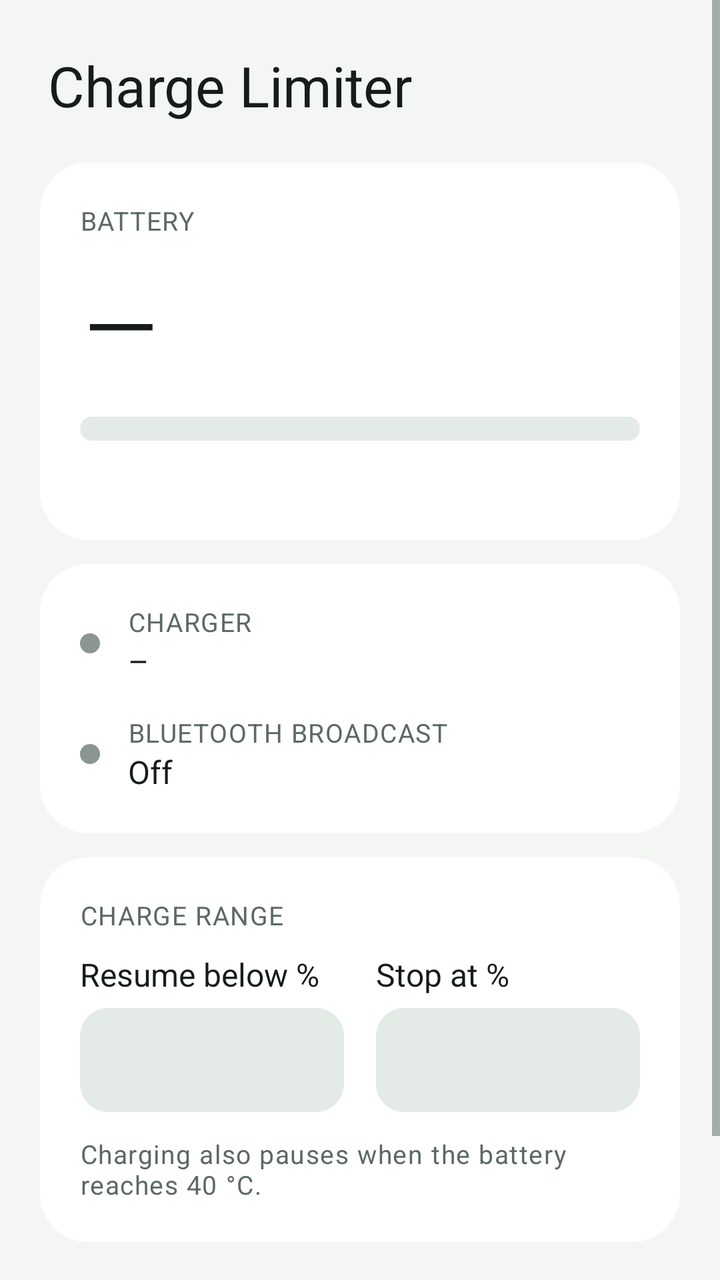
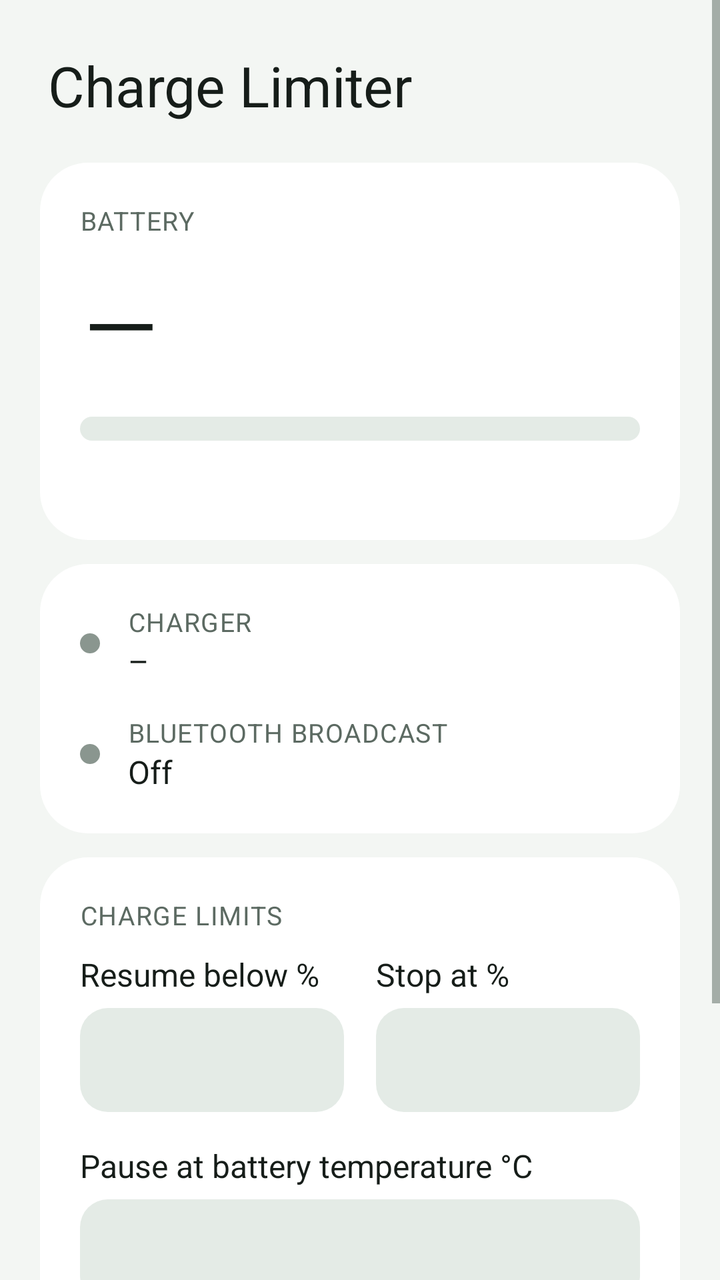

Two renders of the same Android screen: before a commit and after it. Below are the layout's source before the change and the commit's diff.
<!-- AndroidManifest.xml: application theme Theme.App -->
<!-- res/layout/main.xml -->
<?xml version="1.0" encoding="utf-8"?>
<FrameLayout xmlns:android="http://schemas.android.com/apk/res/android"
    android:layout_width="match_parent"
    android:layout_height="match_parent"
    android:fitsSystemWindows="true">

    <ScrollView
        android:layout_width="match_parent"
        android:layout_height="match_parent"
        android:fillViewport="true">

        <LinearLayout
            android:layout_width="match_parent"
            android:layout_height="wrap_content"
            android:orientation="vertical"
            android:paddingStart="20dp"
            android:paddingTop="24dp"
            android:paddingEnd="20dp"
            android:paddingBottom="24dp">

            <TextView
                android:layout_width="wrap_content"
                android:layout_height="wrap_content"
                android:layout_marginStart="4dp"
                android:layout_marginBottom="20dp"
                android:text="@string/app_name"
                android:textColor="@color/on_surface"
                android:textSize="28sp" />

            <LinearLayout style="@style/Card">

                <TextView
                    style="@style/Label"
                    android:layout_width="wrap_content"
                    android:layout_height="wrap_content"
                    android:text="@string/label_battery" />

                <TextView
                    android:id="@+id/battery"
                    android:layout_width="wrap_content"
                    android:layout_height="wrap_content"
                    android:fontFamily="sans-serif-light"
                    android:text="@string/unknown"
                    android:textColor="@color/on_surface"
                    android:textSize="64sp" />

                <ProgressBar
                    android:id="@+id/levelBar"
                    style="@android:style/Widget.ProgressBar.Horizontal"
                    android:layout_width="match_parent"
                    android:layout_height="12dp"
                    android:layout_marginTop="4dp"
                    android:max="100"
                    android:progressDrawable="@drawable/level_bar" />

                <TextView
                    android:id="@+id/batteryDetail"
                    style="@style/Label"
                    android:layout_width="wrap_content"
                    android:layout_height="wrap_content"
                    android:layout_marginTop="12dp" />
            </LinearLayout>

            <LinearLayout style="@style/Card">

                <LinearLayout
                    android:layout_width="match_parent"
                    android:layout_height="wrap_content"
                    android:gravity="center_vertical"
                    android:orientation="horizontal">

                    <View
                        android:id="@+id/wantedDot"
                        android:layout_width="10dp"
                        android:layout_height="10dp"
                        android:layout_marginEnd="14dp"
                        android:background="@drawable/dot" />

                    <LinearLayout
                        android:layout_width="0dp"
                        android:layout_height="wrap_content"
                        android:layout_weight="1"
                        android:orientation="vertical">

                        <TextView
                            style="@style/Label"
                            android:layout_width="wrap_content"
                            android:layout_height="wrap_content"
                            android:text="@string/label_charger" />

                        <TextView
                            android:id="@+id/wanted"
                            style="@style/Value"
                            android:layout_width="wrap_content"
                            android:layout_height="wrap_content"
                            android:text="@string/unknown" />
                    </LinearLayout>
                </LinearLayout>

                <LinearLayout
                    android:layout_width="match_parent"
                    android:layout_height="wrap_content"
                    android:layout_marginTop="16dp"
                    android:gravity="center_vertical"
                    android:orientation="horizontal">

                    <View
                        android:id="@+id/broadcastDot"
                        android:layout_width="10dp"
                        android:layout_height="10dp"
                        android:layout_marginEnd="14dp"
                        android:background="@drawable/dot" />

                    <LinearLayout
                        android:layout_width="0dp"
                        android:layout_height="wrap_content"
                        android:layout_weight="1"
                        android:orientation="vertical">

                        <TextView
                            style="@style/Label"
                            android:layout_width="wrap_content"
                            android:layout_height="wrap_content"
                            android:text="@string/label_broadcast" />

                        <TextView
                            android:id="@+id/broadcasting"
                            style="@style/Value"
                            android:layout_width="wrap_content"
                            android:layout_height="wrap_content"
                            android:text="@string/broadcast_off" />
                    </LinearLayout>
                </LinearLayout>
            </LinearLayout>

            <LinearLayout style="@style/Card">

                <TextView
                    style="@style/Label"
                    android:layout_width="wrap_content"
                    android:layout_height="wrap_content"
                    android:layout_marginBottom="10dp"
                    android:text="@string/label_range" />

                <LinearLayout
                    android:layout_width="match_parent"
                    android:layout_height="wrap_content"
                    android:baselineAligned="false"
                    android:orientation="horizontal">

                    <LinearLayout
                        android:layout_width="0dp"
                        android:layout_height="wrap_content"
                        android:layout_marginEnd="8dp"
                        android:layout_weight="1"
                        android:orientation="vertical">

                        <TextView
                            style="@style/Value"
                            android:layout_width="wrap_content"
                            android:layout_height="wrap_content"
                            android:labelFor="@+id/low"
                            android:text="@string/resume_below" />

                        <EditText
                            android:id="@+id/low"
                            style="@style/LimitField" />
                    </LinearLayout>

                    <LinearLayout
                        android:layout_width="0dp"
                        android:layout_height="wrap_content"
                        android:layout_marginStart="8dp"
                        android:layout_weight="1"
                        android:orientation="vertical">

                        <TextView
                            style="@style/Value"
                            android:layout_width="wrap_content"
                            android:layout_height="wrap_content"
                            android:labelFor="@+id/high"
                            android:text="@string/stop_at" />

                        <EditText
                            android:id="@+id/high"
                            style="@style/LimitField" />
                    </LinearLayout>
                </LinearLayout>

                <TextView
                    style="@style/Label"
                    android:layout_width="wrap_content"
                    android:layout_height="wrap_content"
                    android:layout_marginTop="12dp"
                    android:text="@string/heat_note" />
            </LinearLayout>

            <Button
                android:id="@+id/toggle"
                android:layout_width="match_parent"
                android:layout_height="56dp"
                android:layout_marginTop="8dp"
                android:background="@drawable/button_primary"
                android:stateListAnimator="@null"
                android:text="@string/start"
                android:textAllCaps="false"
                android:textColor="@color/on_accent"
                android:textSize="17sp" />
        </LinearLayout>
    </ScrollView>
</FrameLayout>
<!-- resources referenced by this layout -->
<resources>
  <color name="on_accent">#FFFFFF</color>
  <color name="on_surface">#161D19</color>
  <!-- drawable button_primary (drawable) -->
  <?xml version="1.0" encoding="utf-8"?>
  <ripple xmlns:android="http://schemas.android.com/apk/res/android" android:color="#33FFFFFF">
      <item>
          <shape android:shape="rectangle">
              <solid android:color="@color/accent" />
              <corners android:radius="28dp" />
          </shape>
      </item>
  </ripple>
  <!-- drawable dot (drawable) -->
  <?xml version="1.0" encoding="utf-8"?>
  <shape xmlns:android="http://schemas.android.com/apk/res/android" android:shape="oval">
      <solid android:color="@color/status_off" />
  </shape>
  <string name="app_name">Charge Limiter</string>
  <string name="broadcast_off">Off</string>
  <string name="heat_note">Charging also pauses when the battery reaches 40 °C.</string>
  <string name="label_battery">BATTERY</string>
  <string name="label_broadcast">BLUETOOTH BROADCAST</string>
  <string name="label_charger">CHARGER</string>
  <string name="label_range">CHARGE RANGE</string>
  <string name="resume_below">Resume below %</string>
  <string name="start">Start</string>
  <string name="stop_at">Stop at %</string>
  <string name="unknown">–</string>
  <style name="Card">
          <item name="android:layout_width">match_parent</item>
          <item name="android:layout_height">wrap_content</item>
          <item name="android:layout_marginBottom">12dp</item>
          <item name="android:background">@drawable/card</item>
          <item name="android:orientation">vertical</item>
          <item name="android:padding">20dp</item>
      </style>
  <style name="Label">
          <item name="android:textSize">13sp</item>
          <item name="android:textColor">@color/on_surface_muted</item>
          <item name="android:letterSpacing">0.04</item>
      </style>
  <style name="LimitField">
          <item name="android:layout_width">match_parent</item>
          <item name="android:layout_height">52dp</item>
          <item name="android:layout_marginTop">6dp</item>
          <item name="android:background">@drawable/field</item>
          <item name="android:paddingStart">16dp</item>
          <item name="android:paddingEnd">16dp</item>
          <item name="android:inputType">number</item>
          <item name="android:maxLength">3</item>
          <item name="android:textSize">20sp</item>
          <item name="android:textColor">@color/on_surface</item>
          <item name="android:importantForAutofill">no</item>
      </style>
  <style name="Value">
          <item name="android:textSize">16sp</item>
          <item name="android:textColor">@color/on_surface</item>
      </style>
  <color name="accent">#2F6B55</color>
  <color name="status_off">#8A968F</color>
  <color name="surface_variant">#E4EBE6</color>
  <!-- drawable card (drawable) -->
  <?xml version="1.0" encoding="utf-8"?>
  <shape xmlns:android="http://schemas.android.com/apk/res/android" android:shape="rectangle">
      <solid android:color="@color/surface" />
      <corners android:radius="24dp" />
  </shape>
  <color name="on_surface_muted">#5C6A62</color>
  <!-- drawable field (drawable) -->
  <?xml version="1.0" encoding="utf-8"?>
  <shape xmlns:android="http://schemas.android.com/apk/res/android" android:shape="rectangle">
      <solid android:color="@color/surface_variant" />
      <corners android:radius="14dp" />
  </shape>
  <color name="background">#F3F6F3</color>
  <color name="surface">#FFFFFF</color>
  <!-- unchanged entries left out for length: 2 -->
</resources>

<!-- the commit's change to res/layout/main.xml (unified diff, before → after) -->
@@ -140,7 +140,7 @@
                     android:layout_width="wrap_content"
                     android:layout_height="wrap_content"
                     android:layout_marginBottom="10dp"
-                    android:text="@string/label_range" />
+                    android:text="@string/label_limits" />
 
                 <LinearLayout
                     android:layout_width="match_parent"
@@ -186,6 +186,19 @@
                             style="@style/LimitField" />
                     </LinearLayout>
                 </LinearLayout>
+
+                <TextView
+                    style="@style/Value"
+                    android:layout_width="wrap_content"
+                    android:layout_height="wrap_content"
+                    android:layout_marginTop="16dp"
+                    android:labelFor="@+id/hot"
+                    android:text="@string/pause_at" />
+
+                <EditText
+                    android:id="@+id/hot"
+                    style="@style/LimitField"
+                    android:maxLength="2" />
 
                 <TextView
                     style="@style/Label"
<!-- resource entries referenced after the edit -->
@@ -19,11 +19,12 @@
   </shape>
   <string name="app_name">Charge Limiter</string>
   <string name="broadcast_off">Off</string>
-  <string name="heat_note">Charging also pauses when the battery reaches 40 °C.</string>
+  <string name="heat_note">Charging starts again when the battery is 3 °C cooler.</string>
   <string name="label_battery">BATTERY</string>
   <string name="label_broadcast">BLUETOOTH BROADCAST</string>
   <string name="label_charger">CHARGER</string>
-  <string name="label_range">CHARGE RANGE</string>
+  <string name="label_limits">CHARGE LIMITS</string>
+  <string name="pause_at">Pause at battery temperature °C</string>
   <string name="resume_below">Resume below %</string>
   <string name="start">Start</string>
   <string name="stop_at">Stop at %</string>
